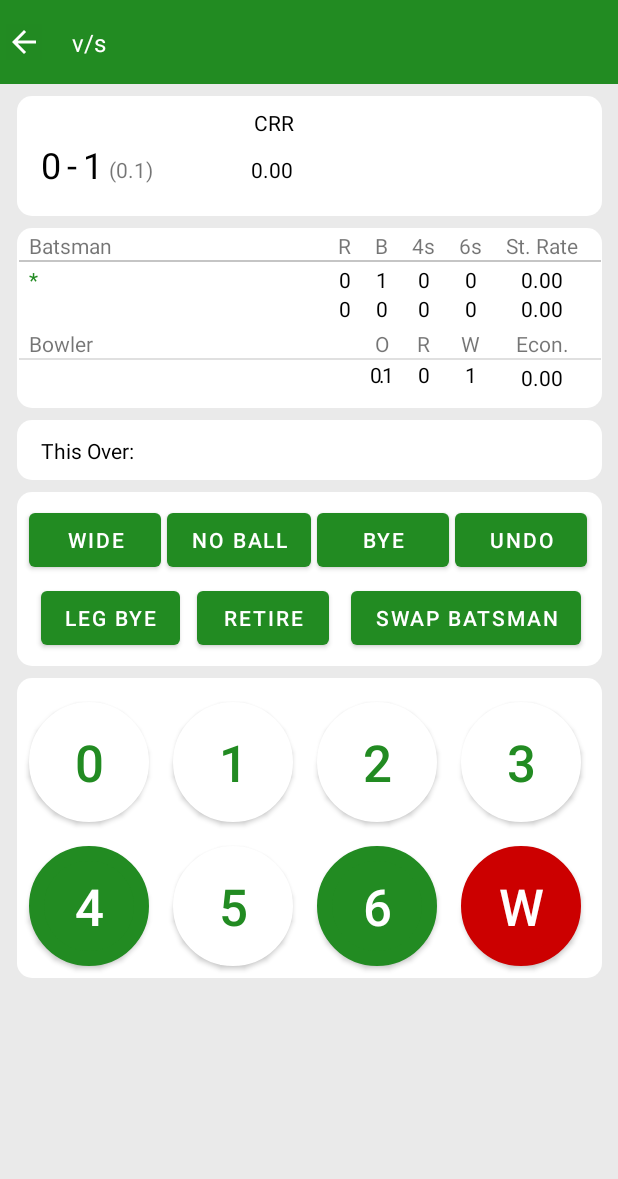
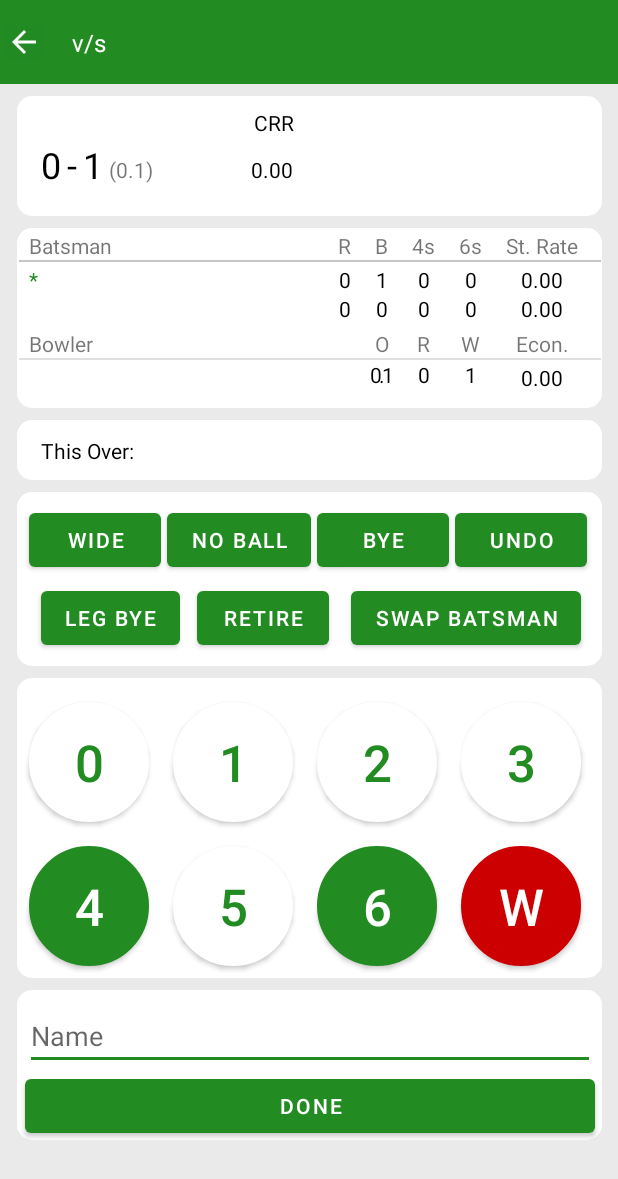
Before and after one commit to karanjotsingh16/cricketscorerbyck, an Android app: the scoreBoard screen opened directly, with no data from a screen before it, after a tap on an icon or button, on a phone screen of 412 x 824 dp. Shown: the top 1179 px of the screen. Run offline under Robolectric (Android 15) with nearby library versions, the phone set to English and light mode, and no system bars; 1 statement that could not run was skipped.

Commit message:
updating scoreBoard.java 19/06/2023 8:19 AM.

```diff
--- a/app/src/main/res/layout/activity_score_board.xml
+++ b/app/src/main/res/layout/activity_score_board.xml
@@ -7,27 +7,41 @@
     android:background="#EAEAEA"
     tools:context=".scoreBoard">
 
-    <TextView
-        android:id="@+id/textView17"
-        android:layout_width="wrap_content"
-        android:layout_height="wrap_content"
-        android:layout_marginTop="2dp"
-        android:layout_marginEnd="16dp"
-        android:text="6s"
-        app:layout_constraintEnd_toStartOf="@+id/textView"
-        app:layout_constraintTop_toTopOf="parent" />
+    <androidx.constraintlayout.widget.ConstraintLayout
+        android:id="@+id/newblayout"
+        android:layout_width="390dp"
+        android:layout_height="100dp"
+        android:layout_marginTop="8dp"
+        android:background="@drawable/bg"
+        android:visibility="invisible"
+        app:layout_constraintEnd_toEndOf="parent"
+        app:layout_constraintStart_toStartOf="parent"
+        app:layout_constraintTop_toBottomOf="@+id/constraintLayout6">
 
-    <TextView
-        android:id="@+id/textView18"
-        android:layout_width="wrap_content"
-        android:layout_height="wrap_content"
-        android:layout_marginTop="2dp"
-        android:layout_marginEnd="16dp"
-        android:text="4s"
-        app:layout_constraintEnd_toStartOf="@+id/textView4"
-        app:layout_constraintTop_toTopOf="parent" />
+        <EditText
+            android:id="@+id/newbowbat"
+            android:layout_width="380dp"
+            android:layout_height="wrap_content"
+            android:layout_marginTop="8dp"
+            android:ems="10"
+            android:hint="Name"
+            android:inputType="text"
+            app:layout_constraintEnd_toEndOf="parent"
+            app:layout_constraintStart_toStartOf="parent"
+            app:layout_constraintTop_toTopOf="parent" />
+
+        <Button
+            android:id="@+id/btnnew"
+            android:layout_width="380dp"
+            android:layout_height="wrap_content"
+            android:text="Done"
+            app:layout_constraintEnd_toEndOf="parent"
+            app:layout_constraintStart_toStartOf="parent"
+            app:layout_constraintTop_toBottomOf="@+id/newbowbat" />
+    </androidx.constraintlayout.widget.ConstraintLayout>
 
     <androidx.constraintlayout.widget.ConstraintLayout
+        android:id="@+id/constraintLayout6"
         android:layout_width="390dp"
         android:layout_height="200dp"
         android:layout_marginTop="8dp"
@@ -149,26 +163,6 @@
             app:layout_constraintTop_toTopOf="parent" />
 
     </androidx.constraintlayout.widget.ConstraintLayout>
-
-    <TextView
-        android:id="@+id/textView19"
-        android:layout_width="wrap_content"
-        android:layout_height="wrap_content"
-        android:layout_marginTop="2dp"
-        android:layout_marginEnd="16dp"
-        android:text="B"
-        app:layout_constraintEnd_toStartOf="@+id/textView5"
-        app:layout_constraintTop_toTopOf="parent" />
-
-    <TextView
-        android:id="@+id/textView20"
-        android:layout_width="wrap_content"
-        android:layout_height="wrap_content"
-        android:layout_marginTop="2dp"
-        android:layout_marginEnd="16dp"
-        android:text="R"
-        app:layout_constraintEnd_toStartOf="@+id/textView6"
-        app:layout_constraintTop_toTopOf="parent" />
 
     <androidx.appcompat.widget.Toolbar
         android:id="@+id/toolbar"
@@ -843,6 +837,12 @@
             app:layout_constraintStart_toEndOf="@+id/nstrikersb"
             app:layout_constraintTop_toBottomOf="@+id/strikersb" />
 
+        <androidx.constraintlayout.widget.ConstraintLayout
+            android:layout_width="match_parent"
+            android:layout_height="match_parent">
+
+        </androidx.constraintlayout.widget.ConstraintLayout>
+
     </androidx.constraintlayout.widget.ConstraintLayout>
 
 </androidx.constraintlayout.widget.ConstraintLayout>
```
Also changed, not shown: app/src/main/java/com/karancreations/cricketscorerbyck/scoreBoard.java (+448 -0 lines).
